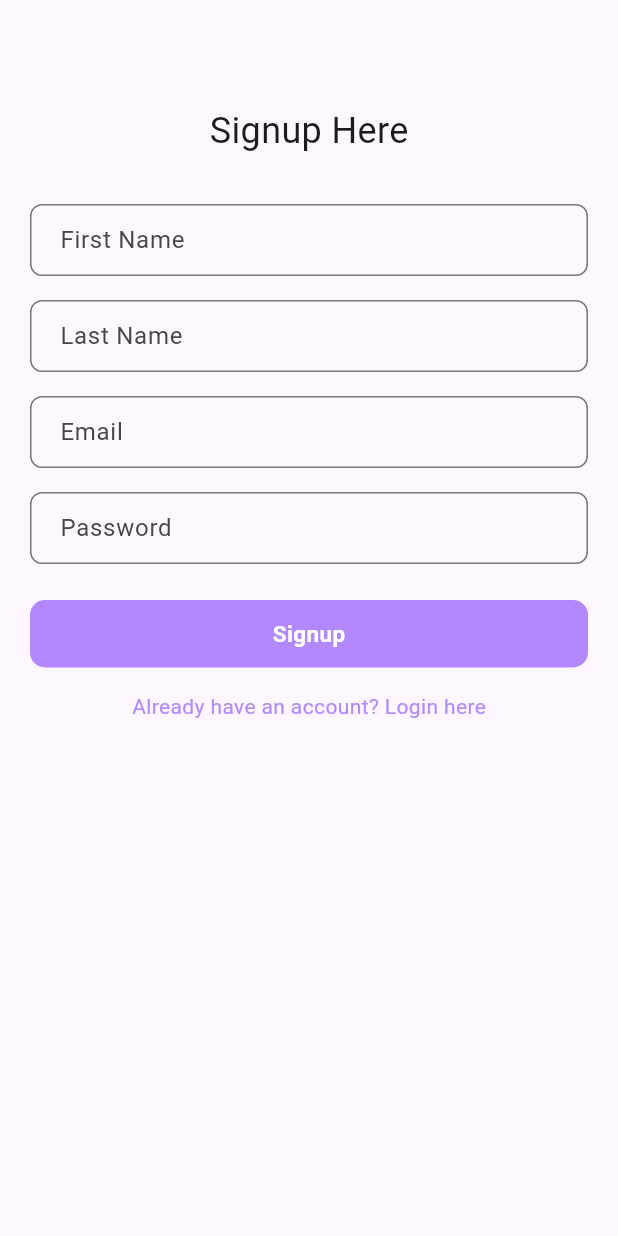
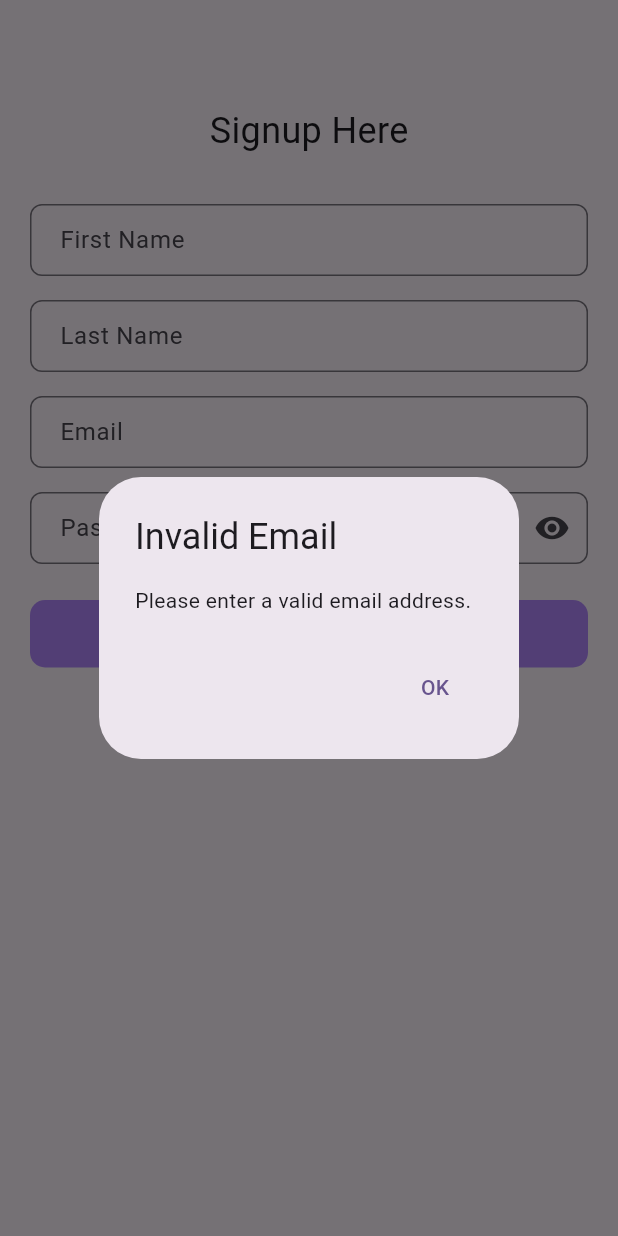
Before and after one commit to jeremyessien/uwam_project, a Flutter app: the SignupPage screen opened directly, after a tap on "Signup", on a phone screen of 412 x 824 dp. Run offline on Flutter 3.47's test engine with Material 2 defaults, Android fonts, the phone set to English and light mode, and no system bars; our stand-ins replace cloud_firestore, firebase_auth, firebase_core; accounts and stored records are empty; network calls fail.

```diff
--- a/lib/auth/sigunp.dart
+++ b/lib/screens/auth/sigunp.dart
@@ -1,33 +1,104 @@
 import 'package:firebase_auth/firebase_auth.dart';
 import 'package:flutter/material.dart';
-import 'package:uwam_project/auth/login.dart';
-import '../services/auth_service.dart';
+import 'package:uwam_project/screens/home_screen.dart';
+import '../../services/auth_service.dart';
 
-class SignupPage extends StatelessWidget {
+class SignupPage extends StatefulWidget {
+
+  SignupPage({super.key});
+
+  @override
+  State<SignupPage> createState() => _SignupPageState();
+}
+
+class _SignupPageState extends State<SignupPage> {
   final TextEditingController firstNameController = TextEditingController();
   final TextEditingController lastNameController = TextEditingController();
   final TextEditingController emailController = TextEditingController();
   final TextEditingController passwordController = TextEditingController();
   final AuthService _authService = AuthService();
+  bool _obscureText = true;
+  bool isValidEmail(String email) {
+    // Regular expression pattern for email validation
+    final emailRegex = RegExp(r'^[\w-]+(\.[\w-]+)*@[\w-]+(\.[\w-]+)+$');
+    return emailRegex.hasMatch(email);
+  }
 
-  SignupPage({super.key});
+  //This is the method that handles user sign up to the app.
+  void _handleSignup(BuildContext context) async {
+    String email = emailController.text.trim();
+    String password = passwordController.text.trim();
 
-  Future<void> _handleSignup() async {
-    String email = emailController.text;
-    String password = passwordController.text;
-    String firstName = firstNameController.text;
-    String lastName = lastNameController.text;
+    // Validate email format
+    if (!isValidEmail(email)) {
+      showDialog(
+        context: context,
+        builder: (BuildContext context) {
+          return AlertDialog(
+            title: Text('Invalid Email'),
+            content: Text('Please enter a valid email address.'),
+            actions: <Widget>[
+              TextButton(
+                child: Text('OK'),
+                onPressed: () {
+                  Navigator.of(context).pop();
+                },
+              ),
+            ],
+          );
+        },
+      );
+      return; // Stop further execution
+    }
+    try {
+      showDialog(
+        context: context,
+        barrierDismissible: false,
+        builder: (BuildContext context) {
+          return Center(
+            child: CircularProgressIndicator(),
+          );
+        },
+      );
+      User? user = await _authService.signUp(
+        email,
+        password,
+        firstNameController.text.trim(),
+        lastNameController.text.trim(),
+      );
+      Navigator.of(context).pop(); // Close the progress indicator dialog
 
-    User? user = await _authService.signUp(email, password, firstName, lastName);
-    if (user != null) {
-      // User registration successful
-      // Add additional logic or navigation here
-    } else {
-      // User registration failed
-      // Handle error or display appropriate message
+      if (user != null) {
+        Navigator.pushReplacement(
+          context,
+          MaterialPageRoute(builder: (context) => HomeScreen()),
+        );
+      } else {
+        showDialog(
+          context: context,
+          builder: (BuildContext context) {
+            return AlertDialog(
+              title: Text('Signup Failed'),
+              content: Text('An error occurred during signup.'),
+              actions: <Widget>[
+                TextButton(
+                  child: Text('OK'),
+                  onPressed: () {
+                    Navigator.of(context).pop();
+                  },
+                ),
+              ],
+            );
+          },
+        );
+      }
+    } catch (e) {
+      print('Error during signup: $e');
+      // Handle error and display appropriate message
     }
   }
 
+  //UI for Signup Page
   @override
   Widget build(BuildContext context) {
     return Scaffold(
@@ -90,6 +161,7 @@ class SignupPage extends StatelessWidget {
               const SizedBox(height: 16.0),
               TextField(
                 controller: passwordController,
+                obscureText: _obscureText,
                 decoration: InputDecoration(
                   labelText: 'Password',
                   border: OutlineInputBorder(
@@ -97,12 +169,26 @@ class SignupPage extends StatelessWidget {
                     borderSide: const BorderSide(),
                   ),
                   contentPadding: const EdgeInsets.symmetric(
-                      vertical: 12.0, horizontal: 16.0),
+                    vertical: 12.0,
+                    horizontal: 16.0,
+                  ),
+                  suffixIcon: GestureDetector(
+                    onTap: () {
+                      setState(() {
+                        _obscureText = !_obscureText;
+                      });
+                    },
+                    child: Icon(
+                      _obscureText ? Icons.visibility : Icons.visibility_off,
+                    ),
+                  ),
                 ),
               ),
               const SizedBox(height: 24.0),
               GestureDetector(
-                onTap: () {},
+                onTap: () {
+                  _handleSignup(context);
+                },
                 child: Container(
                   alignment: Alignment.center,
                   width: double.maxFinite,
@@ -122,12 +208,7 @@ class SignupPage extends StatelessWidget {
               ),
               const SizedBox(height: 16.0),
               GestureDetector(
-                onTap: () {
-                  Navigator.push(
-                    context,
-                    MaterialPageRoute(builder: (context) => LoginPage()),
-                  );
-                },
+                onTap: () {},
                 child: Text(
                   "Already have an account? Login here",
                   style: TextStyle(
--- a/lib/services/firestore_service.dart
+++ b/lib/services/firestore_service.dart
@@ -2,7 +2,7 @@ import 'package:cloud_firestore/cloud_firestore.dart';
 
 class FirestoreService {
   final CollectionReference _usersCollection =
-      FirebaseFirestore.instance.collection('users');
+  FirebaseFirestore.instance.collection('users');
 
   Future<void> createUserDocument(
       String userId, String firstName, String lastName) async {
--- a/lib/splashscreen.dart
+++ b/lib/splashscreen.dart
@@ -1,9 +1,11 @@
 import 'dart:async';
 import 'package:flutter/material.dart';
+import 'package:uwam_project/screens/auth/login.dart';
 
-import 'auth/login.dart';
 
 class SplashScreen extends StatefulWidget {
+  const SplashScreen({super.key});
+
   @override
   _SplashScreenState createState() => _SplashScreenState();
 }
```
Also changed, not shown: lib/main.dart (+7 -2 lines), lib/screens/auth/login.dart (renamed from lib/auth/login.dart, +85 -13 lines), lib/screens/home_screen.dart (added, +42 -0 lines), lib/services/auth_service.dart (+21 -2 lines), lib/user_logged_in.dart (added, +15 -0 lines).
